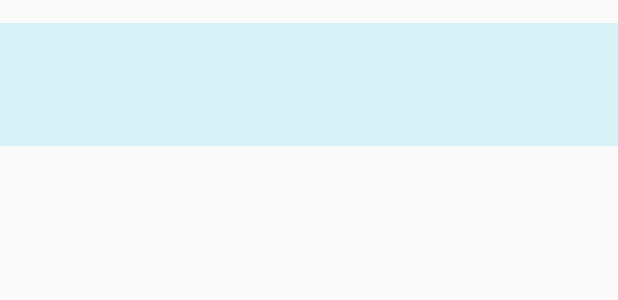
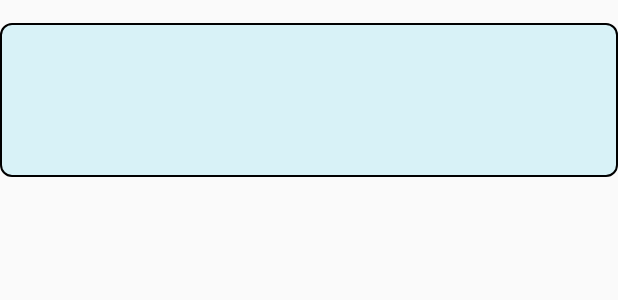
Before and after one commit to LucianoFrick/Test, an Android app: the layout feed_row.xml on its own in the app's theme, with its tools: preview values and no code run, on a phone screen of 412 x 824 dp. Shown: the top 300 px of the screen. Run offline under Robolectric (Android 15) with nearby library versions, the phone set to English and light mode, and no system bars.

Commit message:
grafica recycler

```diff
--- a/app/src/main/java/com/example/prova/activities/AddActivity.java
+++ b/app/src/main/java/com/example/prova/activities/AddActivity.java
@@ -85,11 +85,9 @@ public class AddActivity extends AppCompatActivity implements DatePickerDialog.O
                switch(cityValue){
                    case "Camerano":
                        marketSpinner.setAdapter(adapter2);
-
                        break;
                    case "CupraMontana":
                        marketSpinner.setAdapter(adapter3);
-
                        break;
                }
            }
@@ -143,7 +141,8 @@ public class AddActivity extends AppCompatActivity implements DatePickerDialog.O
         btnDate.setOnClickListener(new View.OnClickListener() {
             @Override
             public void onClick(View v) {
-                DialogFragment datePicker = new DatePickerFragment(); //crea fragment dialog con date picker
+                DialogFragment datePicker = new DatePickerFragment();
+                //crea fragment dialog con date picker
                 datePicker.show(getSupportFragmentManager(), "date picker");
             }
         });
@@ -186,7 +185,7 @@ public class AddActivity extends AppCompatActivity implements DatePickerDialog.O
                 if (task.isSuccessful()) {
                     DocumentSnapshot document = task.getResult();
                     if (document.exists()) {
-                        Toast.makeText(AddActivity.this, "Cancella la vecchia prima", Toast.LENGTH_LONG).show();
+                        Toast.makeText(AddActivity.this, "Cancella prima la vecchia prenotazione", Toast.LENGTH_LONG).show();
 
                     } else {
                         notebookRef.add(new Prenotazione(citta, negozio, ora, minuti, chosenDate, ts));
--- /dev/null
+++ b/app/src/main/res/drawable/background_recycler.xml
@@ -0,0 +1,19 @@
+<?xml version="1.0" encoding="UTF-8"?>
+<shape xmlns:android="http://schemas.android.com/apk/res/android">
+    <solid android:color="@color/backgroundPrenotazione"/>
+
+    <stroke android:width="1dp"
+        android:color="@android:color/black"
+        />
+
+    <padding android:left="10dp"
+        android:top="10dp"
+        android:right="10dp"
+        android:bottom="10dp"
+        />
+
+    <corners android:bottomRightRadius="7dp"
+        android:bottomLeftRadius="7dp"
+        android:topLeftRadius="7dp"
+        android:topRightRadius="7dp"/>
+</shape>
--- a/app/src/main/res/layout/feed_row.xml
+++ b/app/src/main/res/layout/feed_row.xml
@@ -3,16 +3,16 @@
     xmlns:android="http://schemas.android.com/apk/res/android"
     android:layout_width="match_parent"
     android:layout_height="wrap_content"
-    android:background="@color/backgroundPrenotazione"
     android:orientation="vertical"
+    android:background="@drawable/background_recycler"
+
     android:layout_marginTop="15dp">
 
     <TextView
         android:layout_width="match_parent"
         android:layout_height="wrap_content"
         android:textColor="@android:color/black"
-        android:textSize="20sp"
-        android:textStyle="bold"
+        android:textSize="19sp"
         android:textAlignment="center"
         android:id="@+id/text_citta"/>
 
@@ -22,7 +22,7 @@
         android:layout_width="match_parent"
         android:layout_height="wrap_content"
         android:textAlignment="center"
-        android:textSize="20sp"
+        android:textSize="22sp"
         android:textStyle="bold" />
 <LinearLayout
     android:layout_width="match_parent"
@@ -30,22 +30,22 @@
     android:orientation="horizontal">
 
     <TextView
-        android:id="@+id/text_ora"
         android:textColor="@android:color/black"
+        android:id="@+id/text_data"
         android:layout_width="wrap_content"
         android:layout_height="wrap_content"
         android:textAlignment="textStart"
-        android:textSize="20dp"
-        android:textStyle="italic" />
-
+        android:textSize="18dp"/>
     <TextView
+        android:id="@+id/text_ora"
         android:textColor="@android:color/black"
-        android:id="@+id/text_data"
         android:layout_width="fill_parent"
         android:layout_height="wrap_content"
         android:textAlignment="textEnd"
-        android:textSize="15dp"
+        android:textSize="20dp"
         android:textStyle="bold" />
+
+
 </LinearLayout>
 
 
--- a/app/src/main/res/values/colors.xml
+++ b/app/src/main/res/values/colors.xml
@@ -7,6 +7,4 @@
     <color name="backgroundPrenotazione">#3C6CD7EC</color>
     <color name="colorDate">#095015</color>
     <color name="Button">#25285A</color>
-
-
 </resources>
```
